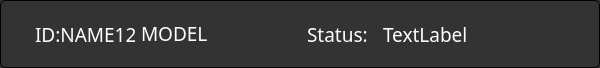
Old version of the form multibench/widgets/groupwidgetstatus.ui in the repository IlyaZh/Maiman-MCBS.
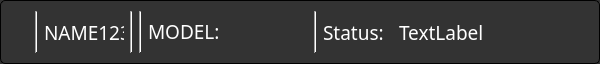
New version of the form.

What changed in the file:
```diff
--- a/multibench/widgets/groupwidgetstatus.ui
+++ b/multibench/widgets/groupwidgetstatus.ui
@@ -7,11 +7,11 @@
     <x>0</x>
     <y>0</y>
     <width>600</width>
-    <height>68</height>
+    <height>64</height>
    </rect>
   </property>
   <property name="sizePolicy">
-   <sizepolicy hsizetype="MinimumExpanding" vsizetype="Minimum">
+   <sizepolicy hsizetype="Minimum" vsizetype="Minimum">
     <horstretch>0</horstretch>
     <verstretch>0</verstretch>
    </sizepolicy>
@@ -69,11 +69,21 @@
      </property>
     </widget>
    </item>
+   <item>
+    <widget class="Line" name="line">
+     <property name="styleSheet">
+      <string notr="true">color:rgb(180, 180, 180);</string>
+     </property>
+     <property name="orientation">
+      <enum>Qt::Vertical</enum>
+     </property>
+    </widget>
+   </item>
    <item>
     <widget class="QLabel" name="nameLabel">
      <property name="maximumSize">
       <size>
-       <width>100</width>
+       <width>80</width>
        <height>16777215</height>
       </size>
      </property>
@@ -84,17 +94,34 @@
       </font>
      </property>
      <property name="text">
-      <string>ID:NAME123</string>
+      <string>NAME1234</string>
+     </property>
+    </widget>
+   </item>
+   <item>
+    <widget class="Line" name="line_2">
+     <property name="styleSheet">
+      <string notr="true">color:rgb(80, 80, 80)</string>
+     </property>
+     <property name="orientation">
+      <enum>Qt::Vertical</enum>
      </property>
     </widget>
    </item>
    <item>
     <layout class="QVBoxLayout" name="labelsLayout"/>
    </item>
+   <item>
+    <widget class="Line" name="line_3">
+     <property name="orientation">
+      <enum>Qt::Vertical</enum>
+     </property>
+    </widget>
+   </item>
    <item>
     <widget class="QLabel" name="modelLabel">
      <property name="sizePolicy">
-      <sizepolicy hsizetype="Preferred" vsizetype="Fixed">
+      <sizepolicy hsizetype="MinimumExpanding" vsizetype="Fixed">
        <horstretch>0</horstretch>
        <verstretch>0</verstretch>
       </sizepolicy>
@@ -112,7 +139,17 @@
       </font>
      </property>
      <property name="text">
-      <string>MODEL</string>
+      <string>MODEL:</string>
+     </property>
+    </widget>
+   </item>
+   <item>
+    <widget class="Line" name="line_4">
+     <property name="styleSheet">
+      <string notr="true">color:rgb(80, 80, 80)</string>
+     </property>
+     <property name="orientation">
+      <enum>Qt::Vertical</enum>
      </property>
     </widget>
    </item>
```
Left out of the diff: 1 changed line with no effect on the pictures.
